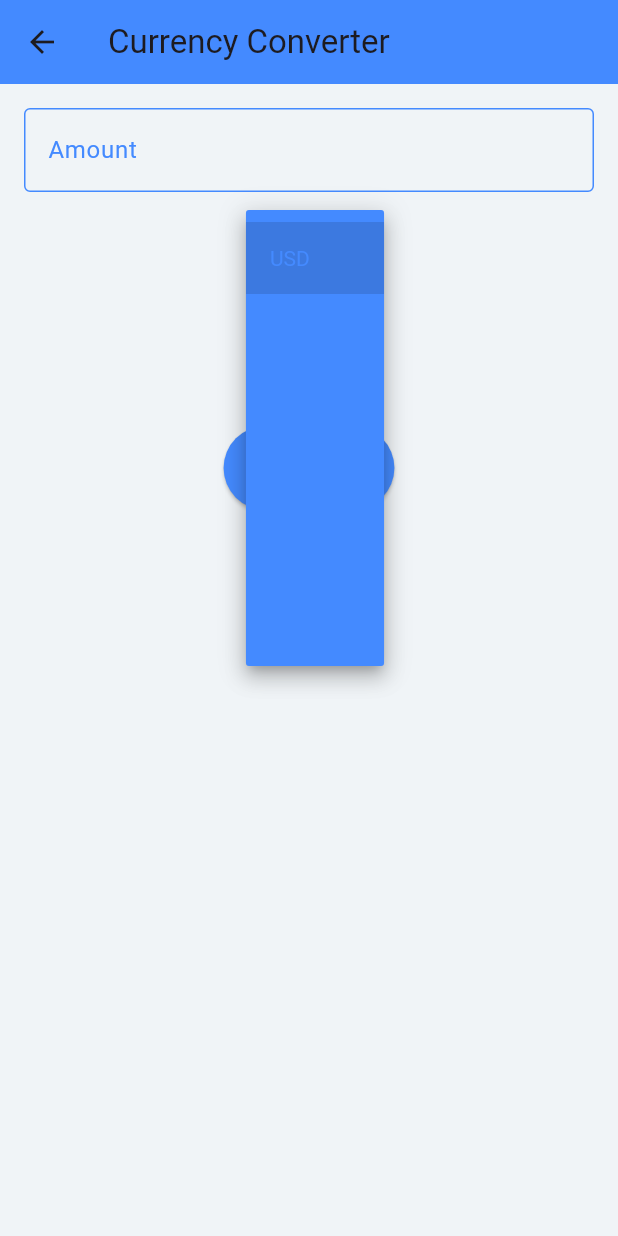
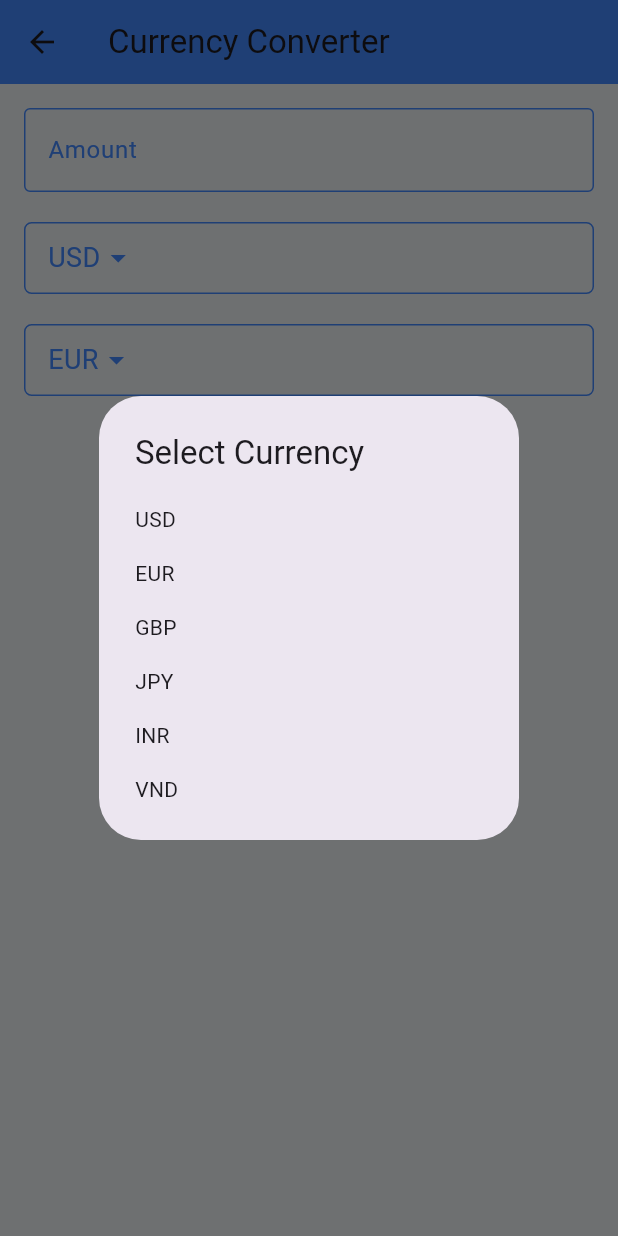
Before and after one commit to PTD-269/android-calculator, a Flutter app: the CurrencyCalculatorUI screen opened directly, after a tap on "USD", on a phone screen of 412 x 824 dp. Run offline on Flutter 3.47's test engine with Material 3 defaults, Android fonts, the phone set to English and light mode, and no system bars.

Commit message:
fixed curr ui

```diff
--- a/lib/CurrencyCalc/CurrencyCalculatorUI.dart
+++ b/lib/CurrencyCalc/CurrencyCalculatorUI.dart
@@ -1,4 +1,3 @@
-// CurrencyCalculatorUI.dart
 import 'package:flutter/material.dart';
 import 'CurrencyCalculatorHandler.dart';
 
@@ -68,43 +67,103 @@ class _CurrencyCalculatorUIState extends State<CurrencyCalculatorUI> {
             ),
             SizedBox(height: 20),
             // Dropdown cho đồng tiền xuất phát
-            DropdownButton<String>(
-              value: _fromCurrency,
-              onChanged: (String? newValue) {
-                setState(() {
-                  _fromCurrency = newValue!;
-                  _fromCurrencyColor = Colors.black; // Đổi màu chữ thành đen khi chọn
-                });
+            GestureDetector(
+              onTap: () async {
+                // Giới hạn hiệu ứng "mờ" khi dropdown được mở
+                FocusScope.of(context).requestFocus(FocusNode());
+                final selectedCurrency = await showDialog<String>(
+                  context: context,
+                  builder: (BuildContext context) {
+                    return SimpleDialog(
+                      title: Text("Select Currency"),
+                      children: CurrencyCalculatorHandler.getAvailableCurrencies()
+                          .map<Widget>((String value) {
+                        return SimpleDialogOption(
+                          onPressed: () {
+                            Navigator.pop(context, value);
                           },
-              items: CurrencyCalculatorHandler.getAvailableCurrencies()
-                  .map<DropdownMenuItem<String>>((String value) {
-                return DropdownMenuItem<String>(
-                  value: value,
                           child: Text(value),
                         );
                       }).toList(),
-              dropdownColor: Colors.blueAccent, // Màu nền xanh cho dropdown
-              style: TextStyle(color: _fromCurrencyColor), // Màu chữ thay đổi
+                    );
+                  },
+                );
+                if (selectedCurrency != null) {
+                  setState(() {
+                    _fromCurrency = selectedCurrency;
+                    _fromCurrencyColor = Colors.black; // Đổi màu chữ thành đen khi chọn
+                  });
+                }
+              },
+              child: Container(
+                padding: EdgeInsets.symmetric(vertical: 10, horizontal: 15),
+                decoration: BoxDecoration(
+                  border: Border.all(color: Colors.blueAccent),
+                  borderRadius: BorderRadius.circular(5),
+                ),
+                child: Row(
+                  children: [
+                    Text(
+                      _fromCurrency,
+                      style: TextStyle(color: _fromCurrencyColor, fontSize: 18),
+                    ),
+                    Icon(
+                      Icons.arrow_drop_down,
+                      color: _fromCurrencyColor,
+                    ),
+                  ],
+                ),
+              ),
             ),
             SizedBox(height: 20),
             // Dropdown cho đồng tiền đích
-            DropdownButton<String>(
-              value: _toCurrency,
-              onChanged: (String? newValue) {
-                setState(() {
-                  _toCurrency = newValue!;
-                  _toCurrencyColor = Colors.black; // Đổi màu chữ thành đen khi chọn
-                });
+            GestureDetector(
+              onTap: () async {
+                // Giới hạn hiệu ứng "mờ" khi dropdown được mở
+                FocusScope.of(context).requestFocus(FocusNode());
+                final selectedCurrency = await showDialog<String>(
+                  context: context,
+                  builder: (BuildContext context) {
+                    return SimpleDialog(
+                      title: Text("Select Currency"),
+                      children: CurrencyCalculatorHandler.getAvailableCurrencies()
+                          .map<Widget>((String value) {
+                        return SimpleDialogOption(
+                          onPressed: () {
+                            Navigator.pop(context, value);
                           },
-              items: CurrencyCalculatorHandler.getAvailableCurrencies()
-                  .map<DropdownMenuItem<String>>((String value) {
-                return DropdownMenuItem<String>(
-                  value: value,
                           child: Text(value),
                         );
                       }).toList(),
-              dropdownColor: Colors.blueAccent, // Màu nền xanh cho dropdown
-              style: TextStyle(color: _toCurrencyColor), // Màu chữ thay đổi
+                    );
+                  },
+                );
+                if (selectedCurrency != null) {
+                  setState(() {
+                    _toCurrency = selectedCurrency;
+                    _toCurrencyColor = Colors.black; // Đổi màu chữ thành đen khi chọn
+                  });
+                }
+              },
+              child: Container(
+                padding: EdgeInsets.symmetric(vertical: 10, horizontal: 15),
+                decoration: BoxDecoration(
+                  border: Border.all(color: Colors.blueAccent),
+                  borderRadius: BorderRadius.circular(5),
+                ),
+                child: Row(
+                  children: [
+                    Text(
+                      _toCurrency,
+                      style: TextStyle(color: _toCurrencyColor, fontSize: 18),
+                    ),
+                    Icon(
+                      Icons.arrow_drop_down,
+                      color: _toCurrencyColor,
+                    ),
+                  ],
+                ),
+              ),
             ),
             SizedBox(height: 20),
             // Nút chuyển đổi
```
Lines whose indentation alone changed are shown as unchanged.
